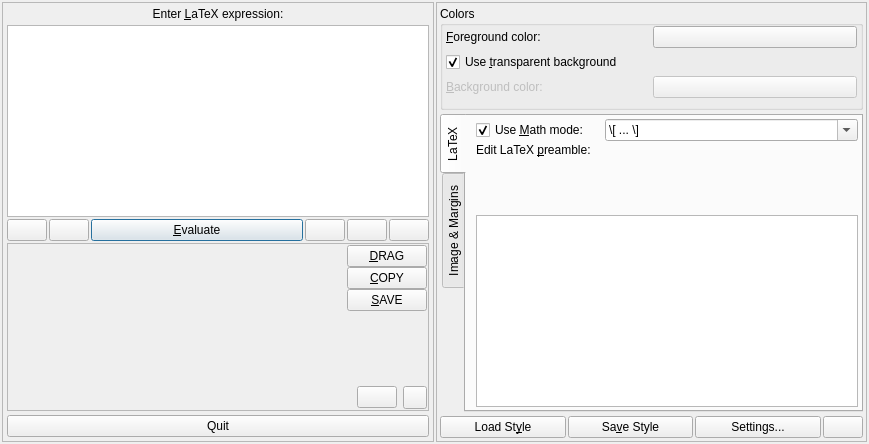
First picture: the form in src/klfmainwin.ui, repository CryFeiFei/klatexformula, before the edit.
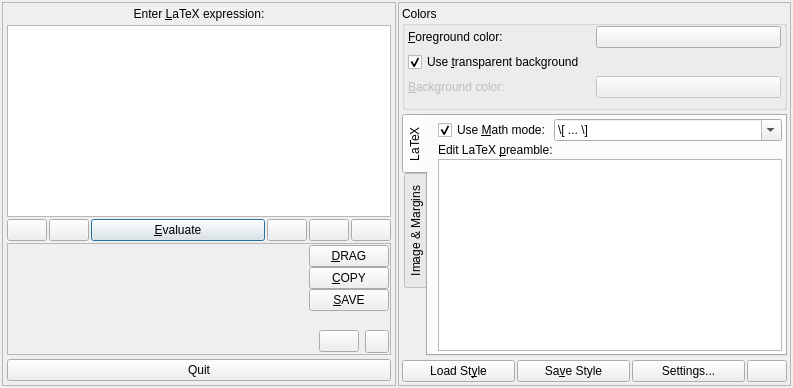
Second picture: the form after the edit. Icons and pictures are not drawn. Custom widgets are drawn as their Qt base class.

Commit message: * small fixes in klfmainwinui.ui: math mode combo box size hint is ignored horizontally

The edit to the form file:
```diff
--- a/src/klfmainwin.ui
+++ b/src/klfmainwin.ui
@@ -8,8 +8,8 @@
    <rect>
     <x>0</x>
     <y>0</y>
-    <width>869</width>
-    <height>444</height>
+    <width>793</width>
+    <height>388</height>
    </rect>
   </property>
   <property name="windowTitle">
@@ -623,6 +623,12 @@
           </item>
           <item row="0" column="1" colspan="2">
            <widget class="QComboBox" name="cbxMathMode">
+            <property name="sizePolicy">
+             <sizepolicy hsizetype="Ignored" vsizetype="Fixed">
+              <horstretch>0</horstretch>
+              <verstretch>0</verstretch>
+             </sizepolicy>
+            </property>
             <property name="editable">
              <bool>true</bool>
             </property>
@@ -650,6 +656,12 @@
           </item>
           <item row="1" column="0" colspan="3">
            <widget class="QLabel" name="lblPreamble">
+            <property name="sizePolicy">
+             <sizepolicy hsizetype="Preferred" vsizetype="Fixed">
+              <horstretch>0</horstretch>
+              <verstretch>0</verstretch>
+             </sizepolicy>
+            </property>
             <property name="text">
              <string>Edit LaTeX &amp;preamble:</string>
             </property>
```
